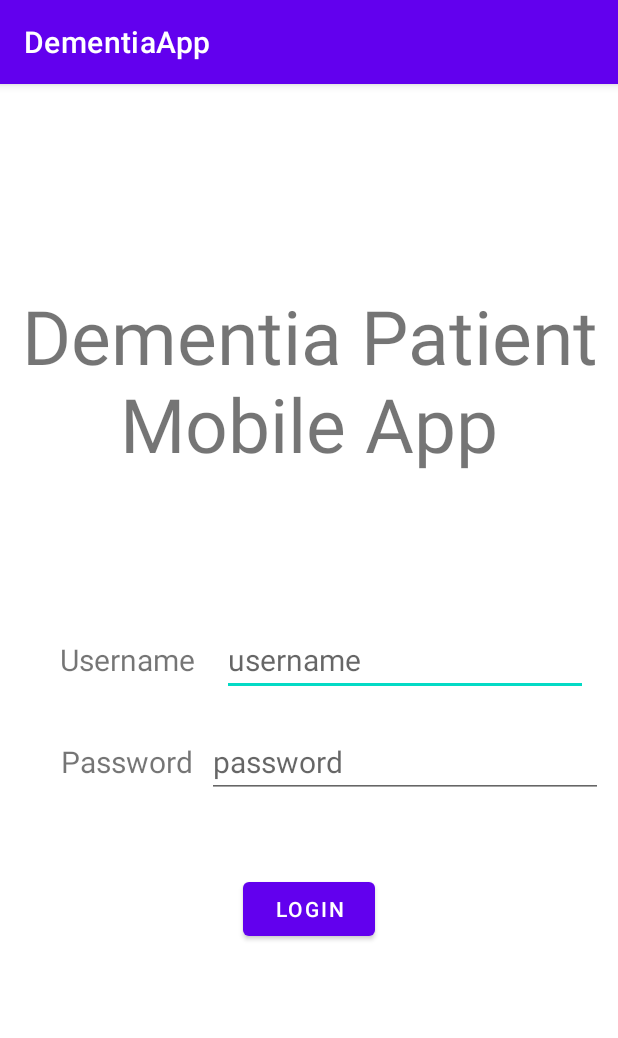
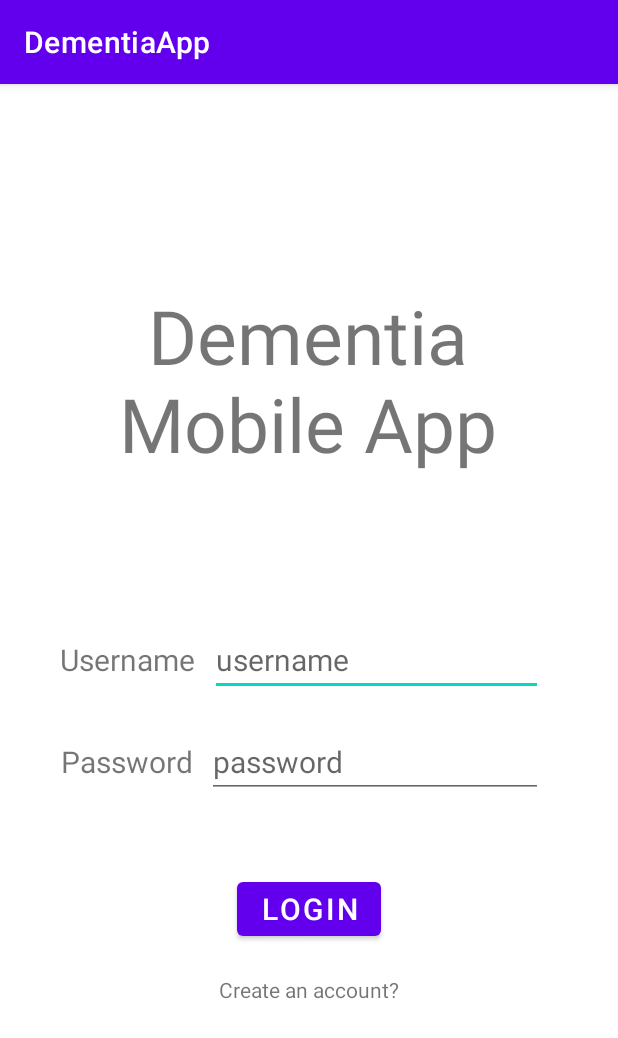
Before and after one commit to Eddi3Ho/DementiaApp, an Android app: the screen it shows after launch (LoginActivity), on a phone screen of 412 x 824 dp. Shown: the top 1038 px of the screen. Run offline under Robolectric (Android 15) with nearby library versions, the phone set to English and light mode, and no system bars.

Commit message:
login done

```diff
--- a/app/src/main/res/layout/login.xml
+++ b/app/src/main/res/layout/login.xml
@@ -1,6 +1,7 @@
 <?xml version="1.0" encoding="utf-8"?>
 <RelativeLayout xmlns:android="http://schemas.android.com/apk/res/android"
     xmlns:tools="http://schemas.android.com/tools"
+    android:background="@color/white"
     android:layout_width="match_parent"
     android:layout_height="match_parent">
 
@@ -9,8 +10,9 @@
         android:layout_height="wrap_content"
         android:layout_above="@id/username_editText"
         android:layout_centerHorizontal="true"
+        android:layout_marginStart="50dp"
         android:layout_marginBottom="100dp"
-        android:text="Dementia Patient Mobile App"
+        android:text="Dementia Mobile App"
         android:textAlignment="center"
         android:textSize="50sp" />
 
@@ -29,11 +31,9 @@
         android:id="@+id/username_editText"
         android:layout_width="match_parent"
         android:layout_height="wrap_content"
-        android:layout_alignStart="@id/password_editText"
-        android:layout_alignEnd="@id/password_editText"
         android:layout_centerInParent="true"
         android:layout_marginStart="10dp"
-        android:layout_marginEnd="10dp"
+        android:layout_marginEnd="50dp"
         android:layout_toEndOf="@id/username_textView"
         android:hint="username"
         android:maxLines="1"
@@ -58,7 +58,7 @@
         android:layout_centerInParent="true"
         android:layout_marginStart="10dp"
         android:layout_marginTop="20dp"
-        android:layout_marginEnd="10dp"
+        android:layout_marginEnd="50dp"
         android:layout_toEndOf="@id/passwordTextView"
         android:hint="password"
         android:textSize="20sp" />
@@ -67,8 +67,19 @@
         android:id="@+id/loginButton"
         android:layout_width="wrap_content"
         android:layout_height="wrap_content"
+        android:layout_below="@id/password_editText"
+        android:layout_centerHorizontal="true"
+        android:layout_marginTop="50dp"
         android:text="Login"
-        android:layout_below="@id/password_editText"
-        android:layout_marginTop="50dp"
-        android:layout_centerHorizontal="true"/>
+        android:textSize="20sp" />
+
+    <TextView
+        android:id="@+id/Registertextview"
+        android:layout_width="wrap_content"
+        android:layout_height="wrap_content"
+        android:layout_below="@id/loginButton"
+        android:layout_centerHorizontal="true"
+        android:layout_marginTop="20dp"
+        android:text="Create an account?"
+        android:textSize="14sp" />
 </RelativeLayout>
```
